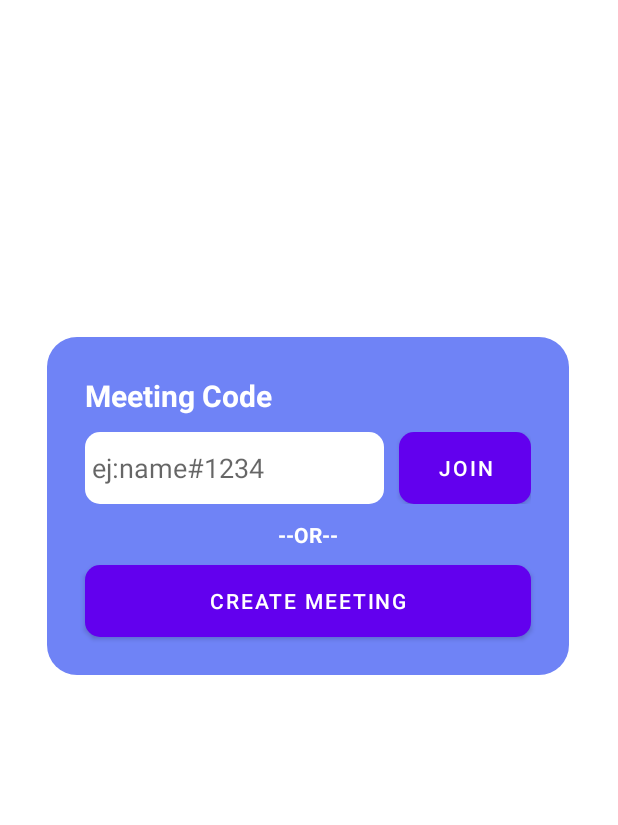
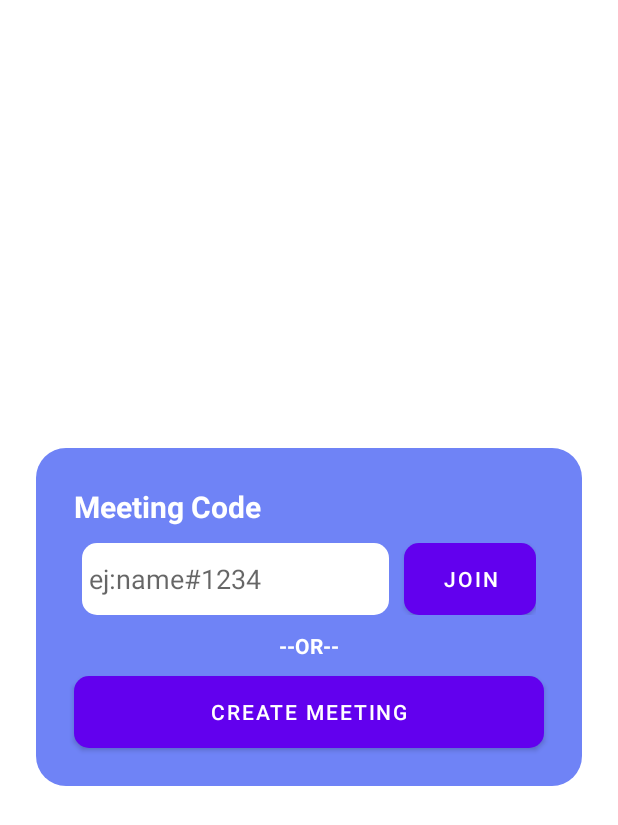
Before and after one commit to tipeXwins/tipexlunch, an Android app: the screen it shows after launch (MainActivity), on a phone screen of 412 x 824 dp. Shown: the top 825 px of the screen. Run offline under Robolectric (Android 15) with nearby library versions, the phone set to English and light mode, and no system bars.

Commit message:
Version con la pantalla de unirse a meeting acabada, en plan chapuza

```diff
--- a/app/src/main/res/layout/fragment_join.xml
+++ b/app/src/main/res/layout/fragment_join.xml
@@ -13,7 +13,7 @@
         <LinearLayout
             android:id="@+id/linearLayout"
 
-            android:layout_width="348dp"
+            android:layout_width="0dp"
             android:layout_height="wrap_content"
             android:layout_marginStart="24dp"
             android:layout_marginEnd="24dp"
@@ -23,10 +23,10 @@
             app:layout_constraintBottom_toBottomOf="parent"
             app:layout_constraintEnd_toEndOf="parent"
             app:layout_constraintHeight_min="200dp"
-            app:layout_constraintHorizontal_bias="0.466"
+            app:layout_constraintHorizontal_bias="0.0"
             app:layout_constraintStart_toStartOf="parent"
             app:layout_constraintTop_toTopOf="parent"
-            app:layout_constraintVertical_bias="0.375">
+            app:layout_constraintVertical_bias="0.499">
 
             <TextView
                 android:id="@+id/textView3"
@@ -41,8 +41,10 @@
             <LinearLayout
                 android:layout_width="match_parent"
                 android:layout_height="wrap_content"
-                android:layout_margin="@dimen/def"
-                android:orientation="horizontal">
+                android:layout_marginLeft="@dimen/def"
+                android:layout_marginRight="@dimen/def"
+                android:orientation="horizontal"
+                android:padding="@dimen/def">
 
                 <EditText
 
@@ -89,10 +91,6 @@
                 android:background="@drawable/roundedsquare_child"
                 android:text="@string/Create_Meeting" />
 
-            <Space
-                android:layout_width="wrap_content"
-                android:layout_height="match_parent" />
-
         </LinearLayout>
     </androidx.constraintlayout.widget.ConstraintLayout>
 
```
